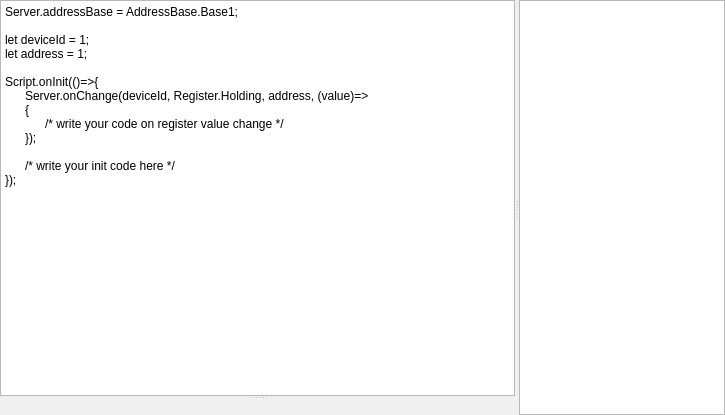
Old version of the form omodsim/controls/jscriptcontrol.ui in the repository sanny32/OpenModSim.
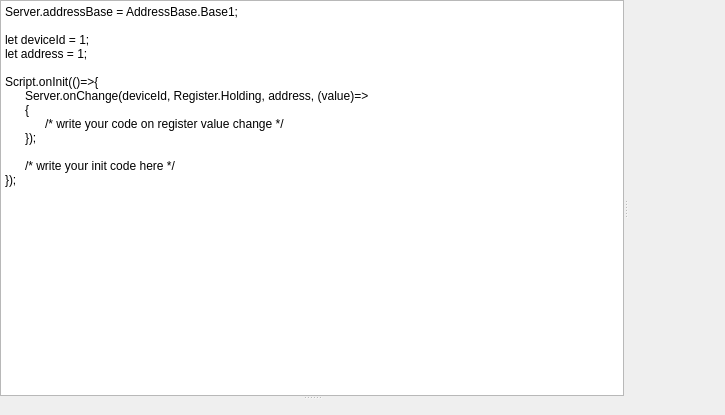
New version of the form. Custom widgets are drawn as their Qt base class.

Commit message: Added toolbar for help widget

Patch:
```diff
--- a/omodsim/controls/jscriptcontrol.ui
+++ b/omodsim/controls/jscriptcontrol.ui
@@ -101,7 +101,7 @@
   </customwidget>
   <customwidget>
    <class>HelpWidget</class>
-   <extends>QTextBrowser</extends>
+   <extends>QWidget</extends>
    <header>helpwidget.h</header>
   </customwidget>
  </customwidgets>
```
The commit also changes 6 other files.
